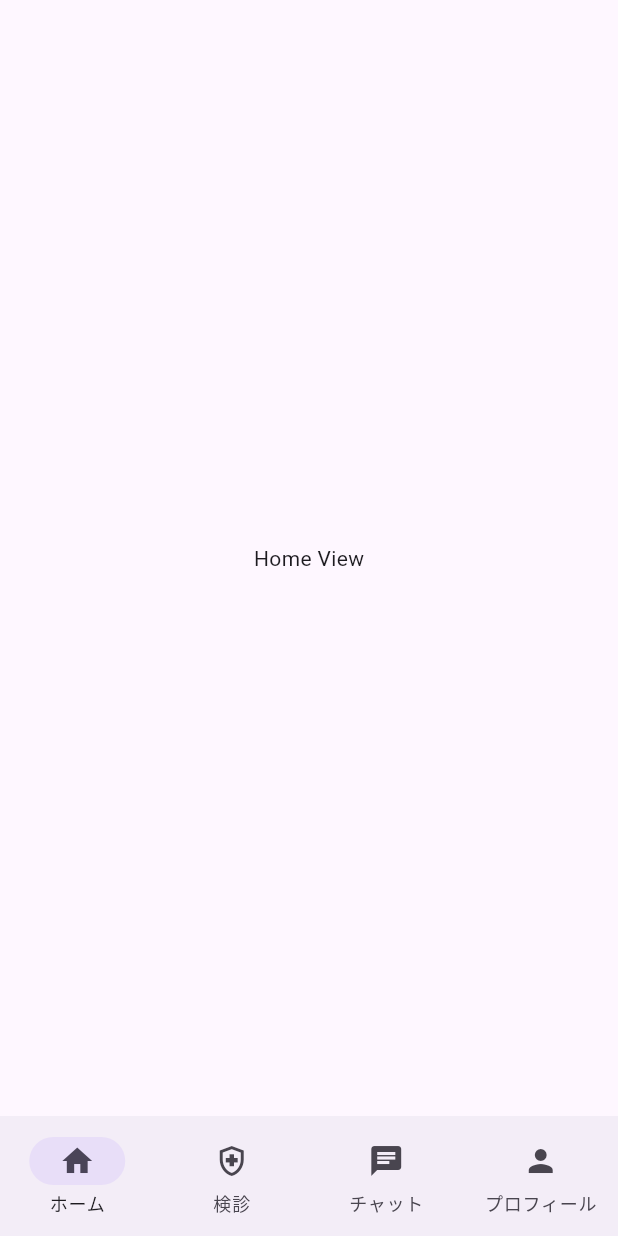
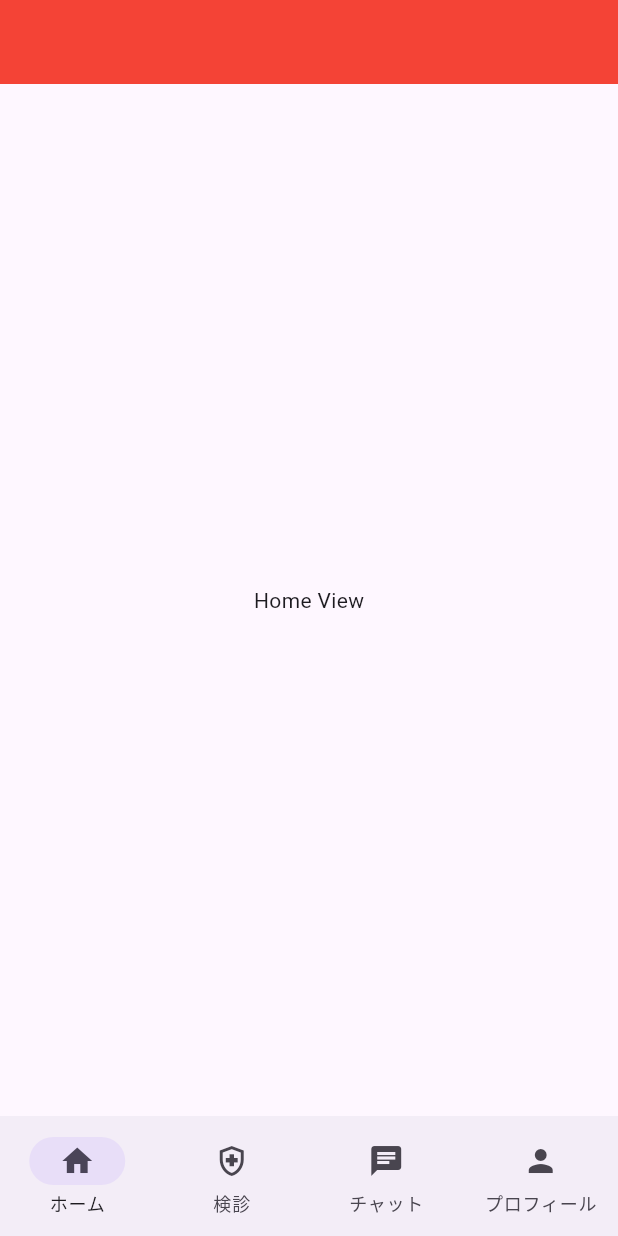
Before and after one commit to unicorn-hal/unicorn-flutter, a Flutter app: the screen it shows after launch, on a phone screen of 412 x 824 dp. Run offline on Flutter 3.47's test engine with Material 3 defaults, Android fonts, the phone set to English and light mode, and no system bars; our stand-ins replace flutter_riverpod, fluttertoast, go_router; generated files the repository leaves out were written again.

Commit message:
fix: 既存Scaffoldの置き換え

```diff
--- a/lib/View/Chat/chat_top_view.dart
+++ b/lib/View/Chat/chat_top_view.dart
@@ -1,11 +1,12 @@
 import 'package:flutter/material.dart';
+import 'package:unicorn_flutter/View/Component/CustomWidget/custom_scaffold.dart';
 
 class ChatTopView extends StatelessWidget {
   const ChatTopView({super.key});
 
   @override
   Widget build(BuildContext context) {
-    return const Scaffold(
+    return const CustomScaffold(
       body: Center(
         child: Column(
           mainAxisAlignment: MainAxisAlignment.center,
--- a/lib/View/HealthCheckup/health_checkup_top_view.dart
+++ b/lib/View/HealthCheckup/health_checkup_top_view.dart
@@ -1,11 +1,12 @@
 import 'package:flutter/material.dart';
+import 'package:unicorn_flutter/View/Component/CustomWidget/custom_scaffold.dart';
 
 class HealthCheckupTopView extends StatelessWidget {
   const HealthCheckupTopView({super.key});
 
   @override
   Widget build(BuildContext context) {
-    return const Scaffold(
+    return const CustomScaffold(
       body: Center(
         child: Column(
           mainAxisAlignment: MainAxisAlignment.center,
--- a/lib/View/Home/home_view.dart
+++ b/lib/View/Home/home_view.dart
@@ -1,11 +1,12 @@
 import 'package:flutter/material.dart';
+import 'package:unicorn_flutter/View/Component/CustomWidget/custom_scaffold.dart';
 
 class HomeView extends StatelessWidget {
   const HomeView({super.key});
 
   @override
   Widget build(BuildContext context) {
-    return const Scaffold(
+    return const CustomScaffold(
       body: Center(
         child: Column(
           mainAxisAlignment: MainAxisAlignment.center,
--- a/lib/View/Profile/profile_top_view.dart
+++ b/lib/View/Profile/profile_top_view.dart
@@ -1,11 +1,12 @@
 import 'package:flutter/material.dart';
+import 'package:unicorn_flutter/View/Component/CustomWidget/custom_scaffold.dart';
 
 class ProfileTopView extends StatelessWidget {
   const ProfileTopView({super.key});
 
   @override
   Widget build(BuildContext context) {
-    return const Scaffold(
+    return const CustomScaffold(
       body: Center(
         child: Column(
           mainAxisAlignment: MainAxisAlignment.center,
--- a/lib/View/bottom_navigation_bar_view.dart
+++ b/lib/View/bottom_navigation_bar_view.dart
@@ -1,5 +1,6 @@
 import 'package:flutter/material.dart';
 import 'package:unicorn_flutter/Controller/bottom_navigation_bar_controller.dart';
+import 'package:unicorn_flutter/View/Component/CustomWidget/custom_scaffold.dart';
 
 class BottomNavigationBarView extends StatefulWidget {
   const BottomNavigationBarView({super.key});
@@ -31,7 +32,8 @@ class _BottomNavigationBarViewState extends State<BottomNavigationBarView>
   @override
   Widget build(BuildContext context) {
     BottomNavigationBarController controller = BottomNavigationBarController();
-    return Scaffold(
+    return CustomScaffold(
+      isAppbar: false,
       body: controller.navigationShell,
       bottomNavigationBar: Stack(
         alignment: Alignment.bottomCenter,
```
